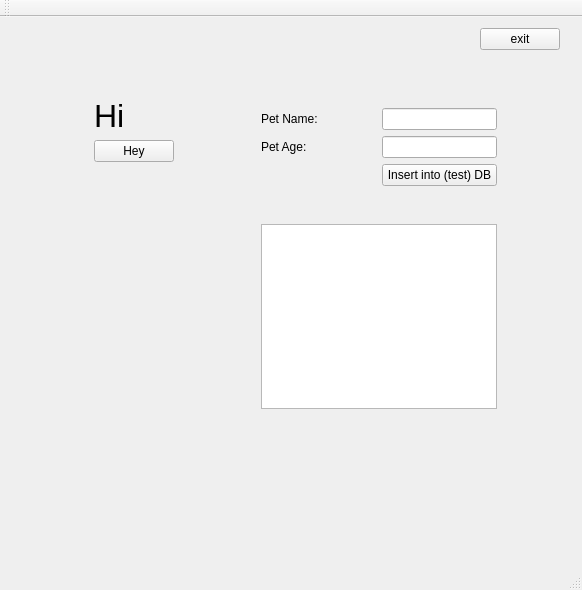
This is StudyMeet/studymeet.ui in DanielCChavez/StudyMeet as Qt 5 draws it before an edit. The edited form follows.
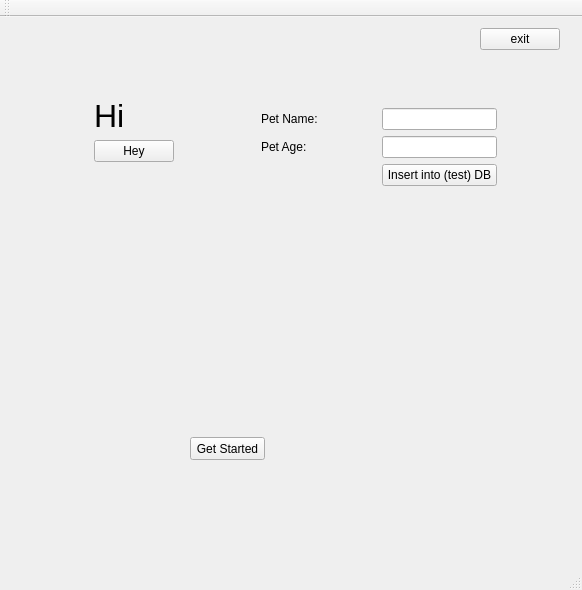
This is the edited form.

```diff
--- a/StudyMeet/studymeet.ui
+++ b/StudyMeet/studymeet.ui
@@ -198,11 +198,21 @@
        </property>
       </spacer>
      </item>
-     <item row="2" column="0">
-      <widget class="QPlainTextEdit" name="outputText"/>
-     </item>
     </layout>
    </widget>
+   <widget class="QPushButton" name="getStartedButton">
+    <property name="geometry">
+     <rect>
+      <x>190</x>
+      <y>420</y>
+      <width>75</width>
+      <height>23</height>
+     </rect>
+    </property>
+    <property name="text">
+     <string>Get Started</string>
+    </property>
+   </widget>
   </widget>
   <widget class="QMenuBar" name="menuBar">
    <property name="geometry">
```
